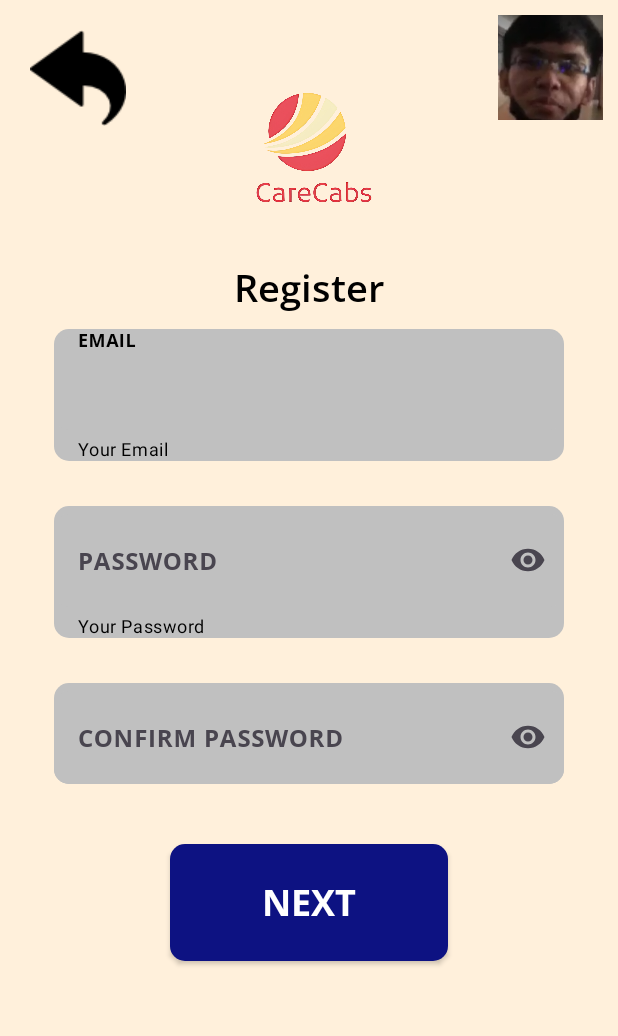
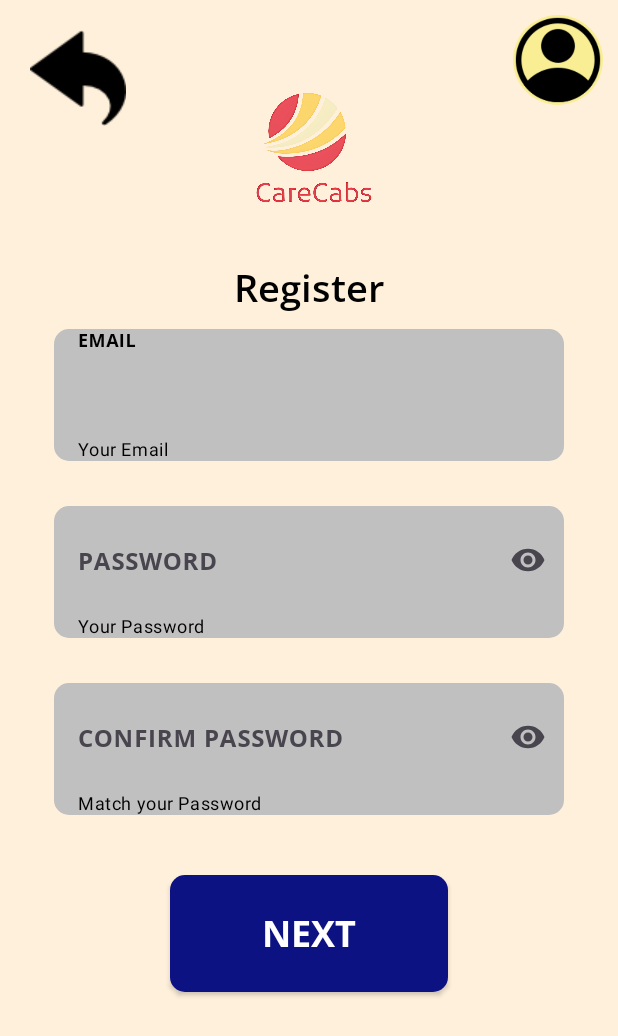
Before and after one commit to JonathanNiez/CareCabs, an Android app: the Register screen opened directly, with no data from a screen before it, on a phone screen of 412 x 824 dp. Shown: the top 1036 px of the screen. Run offline under Robolectric (Android 15) with nearby library versions, the phone set to English and light mode, and no system bars; our stand-ins replace Firebase (no records; nobody signed in at launch, a user with empty details on screens opened directly); libraries missing offline, so code that uses them is left out: org.mindrot.jbcrypt; 1 statement that could not run was skipped.

Commit message:
updated the google sign-in (2)

```diff
--- a/app/src/main/java/com/capstone/carecabs/Utility/StaticDataPasser.java
+++ b/app/src/main/java/com/capstone/carecabs/Utility/StaticDataPasser.java
@@ -10,5 +10,6 @@ public class StaticDataPasser {
     public static int storeCurrentAge = 0;
     public static String storeFirstName = null;
     public static String storeLastName = null;
+    public static String storeHashedPassword = null;
 
 }
--- a/app/src/main/res/layout/activity_register.xml
+++ b/app/src/main/res/layout/activity_register.xml
@@ -11,15 +11,14 @@
         android:layout_width="match_parent"
         android:layout_height="wrap_content">
 
-
         <RelativeLayout
             android:layout_width="match_parent"
             android:layout_height="wrap_content">
 
             <ImageButton
                 android:id="@+id/userTypeImageBtn"
-                android:layout_width="70dp"
-                android:layout_height="70dp"
+                android:layout_width="60dp"
+                android:layout_height="60dp"
                 android:layout_alignParentTop="true"
                 android:layout_alignParentEnd="true"
                 android:layout_marginStart="10dp"
@@ -27,7 +26,7 @@
                 android:layout_marginEnd="10dp"
                 android:layout_marginBottom="10dp"
                 android:scaleType="centerCrop"
-                android:src="@drawable/mar"
+                android:src="@drawable/account"
                 android:background="@drawable/circular_button"
                 android:backgroundTint="@color/yellow"/>
 
@@ -129,6 +128,8 @@
                     app:endIconMode="password_toggle"
                     app:hintTextColor="@color/black"
                     android:layout_marginBottom="20dp"
+                    app:helperTextTextColor="@color/black"
+                    app:helperText="Match your Password"
                     >
 
                     <com.google.android.material.textfield.TextInputEditText
@@ -140,9 +141,37 @@
                         android:fontFamily="@font/opensans_bold"
                         android:inputType="textPassword"
                         android:textColor="@color/black"
-                        android:textColorHint="@color/black" />
+                        android:textColorHint="@color/black"/>
 
                 </com.google.android.material.textfield.TextInputLayout>
+
+            </LinearLayout>
+
+            <LinearLayout
+                android:id="@+id/googleRegisterLayout"
+                android:layout_width="match_parent"
+                android:layout_height="wrap_content"
+                android:orientation="horizontal"
+                android:layout_marginBottom="20dp"
+                android:gravity="center"
+                android:layout_below="@id/linearLayout"
+                android:visibility="gone"
+                >
+
+                <TextView
+                    android:layout_width="wrap_content"
+                    android:layout_height="wrap_content"
+                    android:fontFamily="@font/opensans_semibold"
+                    android:text="You are Registering \n using Google"
+                    android:textAlignment="center"
+                    android:textColor="@color/black"
+                    android:textSize="24sp"
+                    />
+
+                <ImageView
+                    android:layout_width="50dp"
+                    android:layout_height="50dp"
+                    android:src="@drawable/google"/>
 
             </LinearLayout>
 
@@ -150,12 +179,14 @@
                 android:id="@+id/progressBarLayout"
                 android:layout_width="wrap_content"
                 android:layout_height="wrap_content"
-                android:layout_below="@id/linearLayout"
+                android:layout_below="@id/googleRegisterLayout"
                 android:layout_centerHorizontal="true"
                 android:gravity="center"
+                android:layout_marginTop="10dp"
+                android:layout_marginBottom="30dp"
+                android:orientation="vertical"
                 android:visibility="gone"
-                android:layout_marginTop="50dp"
-                android:orientation="vertical">
+                >
 
                 <TextView
                     android:layout_width="wrap_content"
@@ -181,9 +212,9 @@
                 android:background="@drawable/login_button"
                 android:text="Next"
                 android:fontFamily="@font/opensans_bold"
-                android:textSize="24dp"
+                android:textSize="24sp"
                 android:textColor="@color/white"
-                android:layout_below="@id/linearLayout"
+                android:layout_below="@id/googleRegisterLayout"
                 android:layout_centerHorizontal="true"
                 android:layout_marginTop="20dp"
                 android:layout_marginBottom="50dp"/>
```
Also changed, not shown: app/src/main/java/com/capstone/carecabs/Fragments/AccountFragment.java (+7 -2 lines), app/src/main/java/com/capstone/carecabs/Login.java (+105 -12 lines), app/src/main/java/com/capstone/carecabs/Register.java (+66 -24 lines), app/src/main/java/com/capstone/carecabs/RegisterUserType.java (+4 -8 lines), app/src/main/res/layout/activity_register_user_type.xml (+18 -5 lines), app/src/main/res/layout/email_not_registered_dialog.xml (added, +55 -0 lines), app/src/main/res/layout/incorrect_email_or_password_dialog.xml (added, +32 -0 lines).
